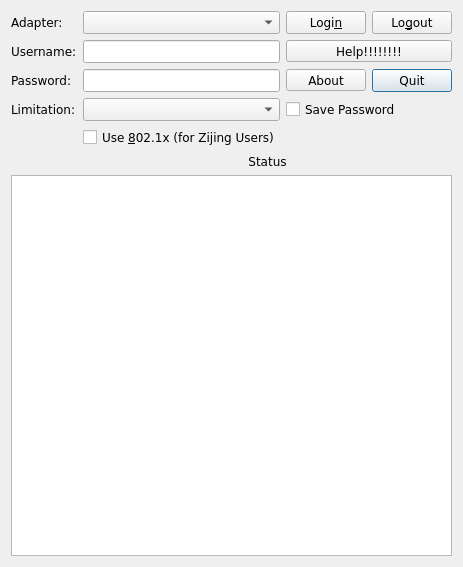
This is trunk/src/qtunet-qt4/dlg_main.ui in alick/mytunet as Qt 5 draws it before an edit. The edited form follows.
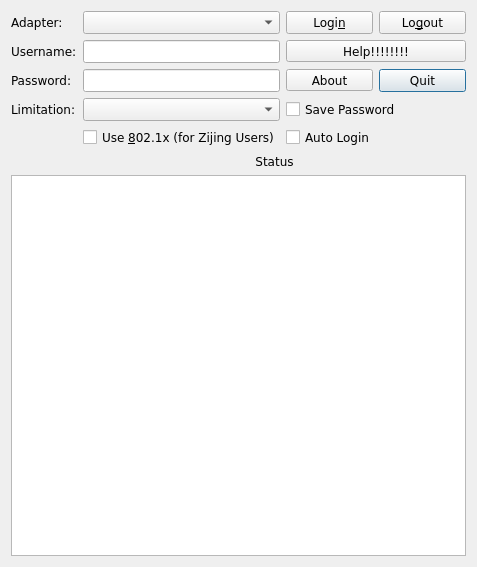
This is the edited form. Icons and pictures are not drawn.

Commit message: * Add auto login feature. * Turn off some debug message output. * Set encoding to display Chinese server messages.

```diff
--- a/trunk/src/qtunet-qt4/dlg_main.ui
+++ b/trunk/src/qtunet-qt4/dlg_main.ui
@@ -5,7 +5,7 @@
    <rect>
     <x>0</x>
     <y>0</y>
-    <width>462</width>
+    <width>477</width>
     <height>567</height>
    </rect>
   </property>
@@ -232,6 +232,13 @@
          </property>
         </widget>
        </item>
+       <item row="4" column="2" colspan="2" >
+        <widget class="QCheckBox" name="chkAutoLogin" >
+         <property name="text" >
+          <string>Auto Login</string>
+         </property>
+        </widget>
+       </item>
       </layout>
      </item>
      <item>
```
Left out of the diff: 67 changed lines with no effect on the pictures. The commit also changes 4 other files.
